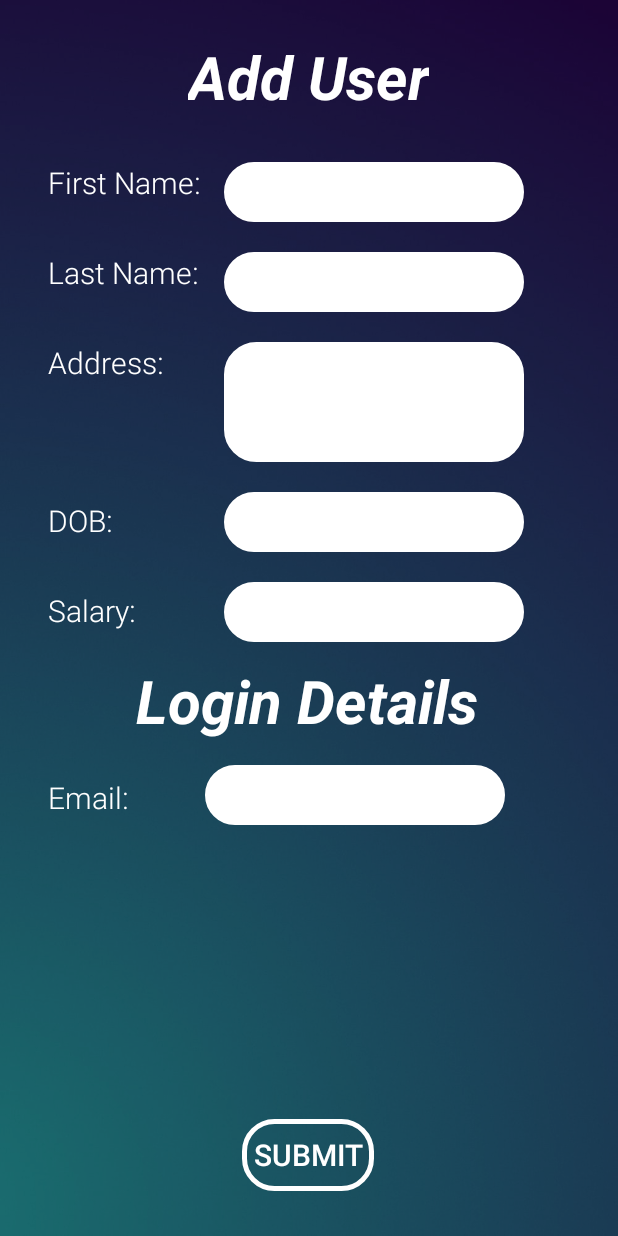
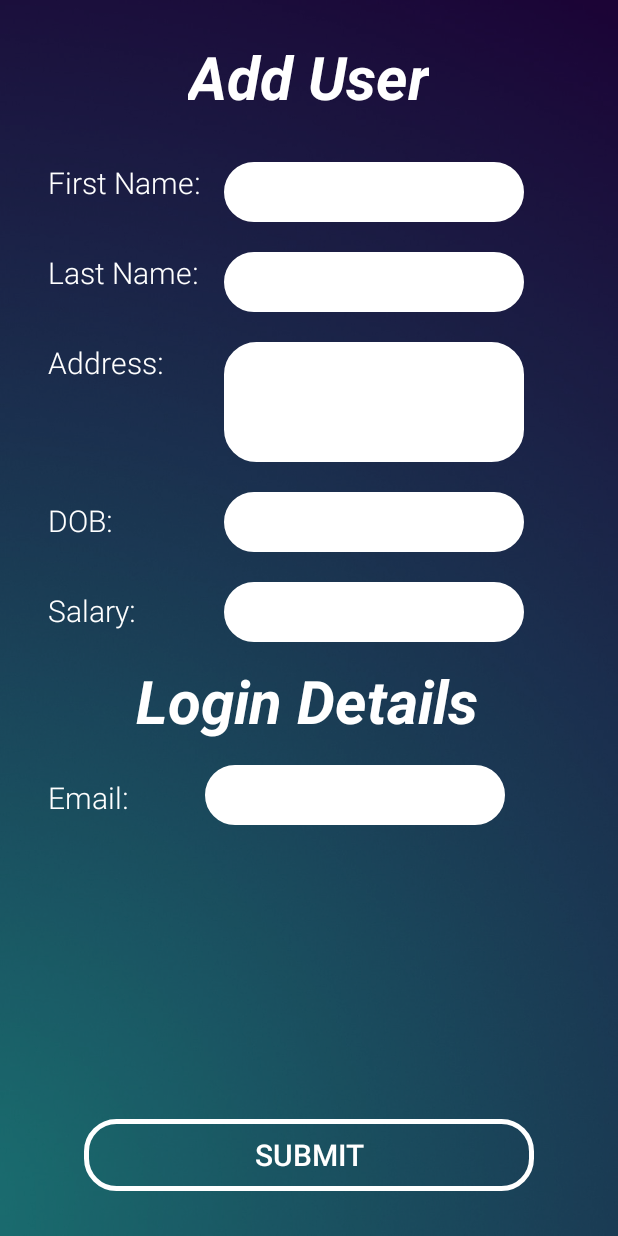
Before and after one commit to Prajwal2001/College-Management-System, an Android app: the AddUser screen opened directly, with no data from a screen before it, on a phone screen of 412 x 824 dp. Run offline under Robolectric (Android 15) with nearby library versions, the phone set to English and light mode, and no system bars; our stand-ins replace Firebase (no records; nobody signed in at launch, a user with empty details on screens opened directly); Roboto replaces fonts that are not available here.

Commit message:
small changes

```diff
--- a/collegemanagement/src/main/java/com/example/collegemanagement/ViewDocuments.java
+++ b/collegemanagement/src/main/java/com/example/collegemanagement/ViewDocuments.java
@@ -97,7 +97,7 @@ public class ViewDocuments extends AppCompatActivity {
             switch (direction) {
                 case ItemTouchHelper.LEFT:
                     new AlertDialog.Builder(viewHolder.itemView.getContext())
-                            .setMessage("Are you sure?")
+                            .setMessage("Are you sure you want to delete this record?")
                             .setPositiveButton("Yes", (dialog, which) -> {
                                 int pos = viewHolder.getAdapterPosition();
                                 Toast.makeText(ViewDocuments.this, "Deleted:"+ pos, Toast.LENGTH_SHORT).show();
@@ -111,7 +111,6 @@ public class ViewDocuments extends AppCompatActivity {
                     break;
 
                 case ItemTouchHelper.RIGHT:
-//                    Toast.makeText(ViewDocuments.this, collection + ": "+ adapter.getAdapterId(viewHolder.getAdapterPosition()), Toast.LENGTH_SHORT).show();
                     Intent update = new Intent(getApplicationContext(), UpdateDocument.class);
                     update.putExtra("collection", collection);
                     update.putExtra("docId", adapter.getAdapterId(viewHolder.getAdapterPosition()));
--- a/collegemanagement/src/main/res/layout/activity_add_user.xml
+++ b/collegemanagement/src/main/res/layout/activity_add_user.xml
@@ -237,7 +237,7 @@
 
             <Button
                 android:id="@+id/submitBtn"
-                android:layout_width="wrap_content"
+                android:layout_width="300dp"
                 android:layout_height="wrap_content"
                 android:text="@string/submit"
                 android:textColor="@color/white"
```
Also changed, not shown: collegemanagement/src/main/java/com/example/collegemanagement/AdminPage.java (+0 -13 lines).
